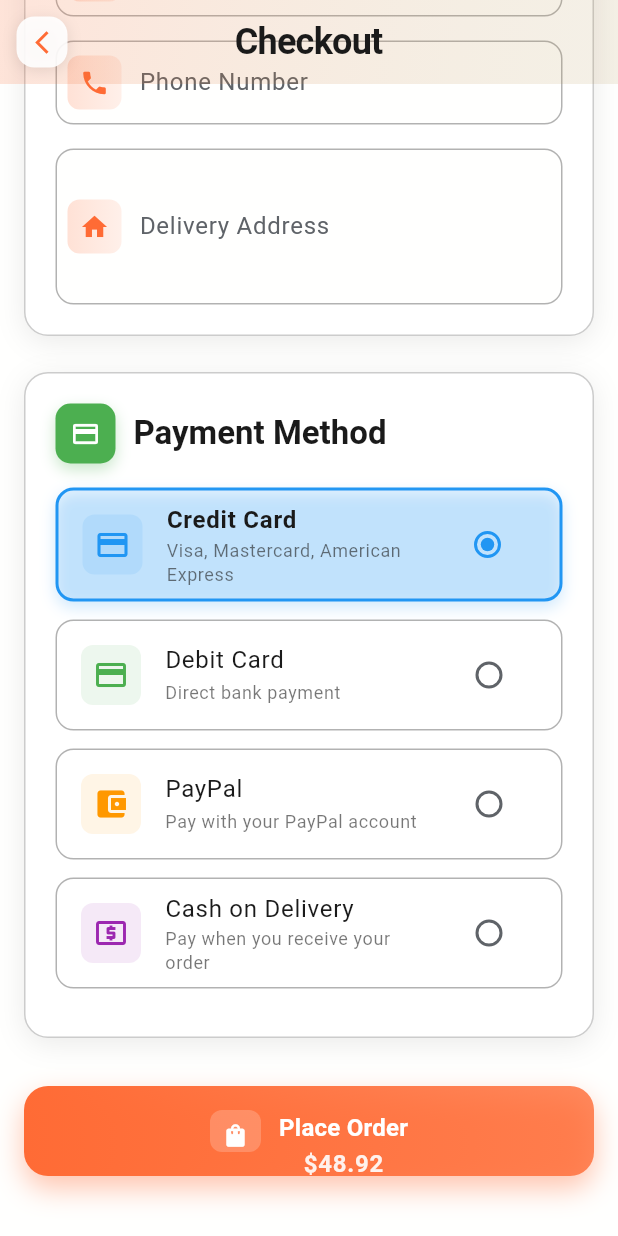
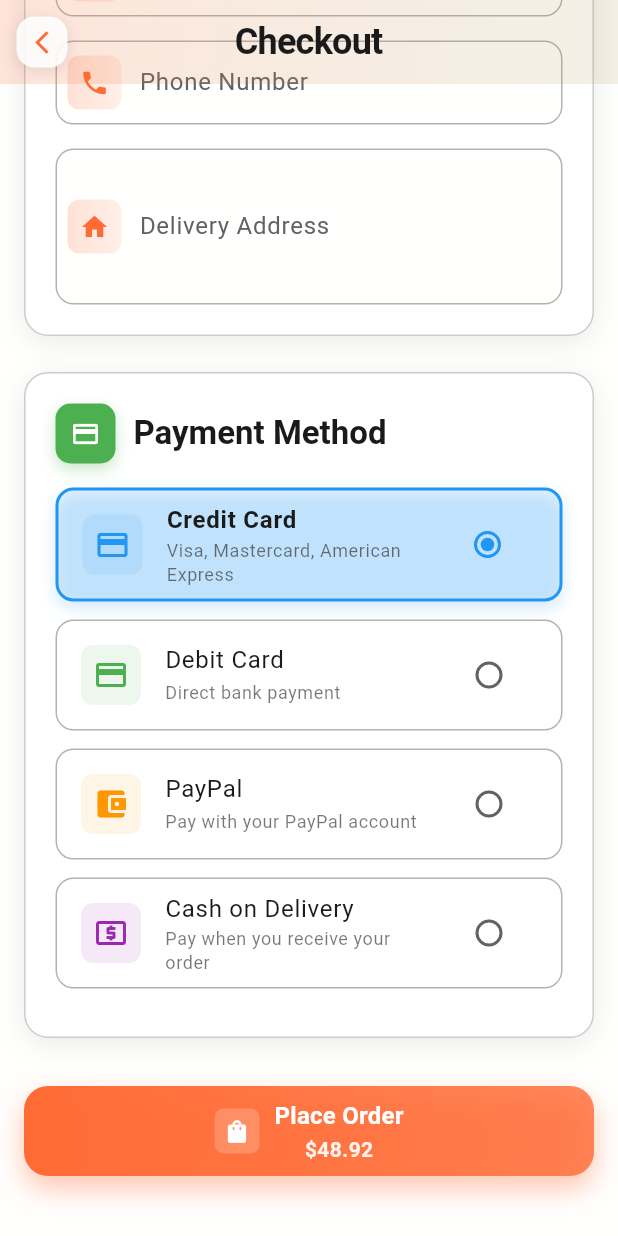
Before and after one commit to DarshanCHMSR/Nestafar, a Flutter app: the CheckoutScreen screen opened by its route, scrolled down 986 dp, on a phone screen of 412 x 824 dp. Run offline on Flutter 3.47's test engine with Material 3 defaults, Android fonts, the phone set to English and light mode, and no system bars; our stand-ins replace equatable, flutter_bloc, get_it; network calls fail.

```diff
--- a/lib/ui/screens/checkout_screen.dart
+++ b/lib/ui/screens/checkout_screen.dart
@@ -913,37 +913,46 @@ class _CheckoutScreenState extends State<CheckoutScreen> with TickerProviderStat
             shape: RoundedRectangleBorder(
               borderRadius: BorderRadius.circular(16),
             ),
+            padding: EdgeInsets.symmetric(horizontal: 16, vertical: 8),
           ),
           child: Row(
             mainAxisAlignment: MainAxisAlignment.center,
+            mainAxisSize: MainAxisSize.min,
             children: [
               Container(
-                padding: EdgeInsets.all(8),
+                padding: EdgeInsets.all(6),
                 decoration: BoxDecoration(
                   color: Colors.white.withValues(alpha: 0.2),
-                  borderRadius: BorderRadius.circular(8),
+                  borderRadius: BorderRadius.circular(6),
                 ),
-                child: Icon(Icons.shopping_bag, color: Colors.white),
+                child: Icon(Icons.shopping_bag, color: Colors.white, size: 18),
               ),
-              const SizedBox(width: 12),
-              Column(
+              const SizedBox(width: 10),
+              Flexible(
+                child: Column(
                   mainAxisAlignment: MainAxisAlignment.center,
+                  mainAxisSize: MainAxisSize.min,
                   children: [
                     Text(
                       'Place Order',
                       style: theme.textTheme.titleMedium?.copyWith(
                         color: Colors.white,
                         fontWeight: FontWeight.bold,
+                        fontSize: 16,
                       ),
+                      overflow: TextOverflow.ellipsis,
                     ),
                     Text(
                       '\$${_total.toStringAsFixed(2)}',
-                    style: theme.textTheme.bodyLarge?.copyWith(
+                      style: theme.textTheme.bodyMedium?.copyWith(
                         color: Colors.white.withValues(alpha: 0.9),
                         fontWeight: FontWeight.w600,
+                        fontSize: 14,
                       ),
+                      overflow: TextOverflow.ellipsis,
                     ),
                   ],
+                ),
               ),
             ],
           ),
```
Also changed, not shown: 10 other files. Lines whose indentation alone changed are shown as unchanged.
